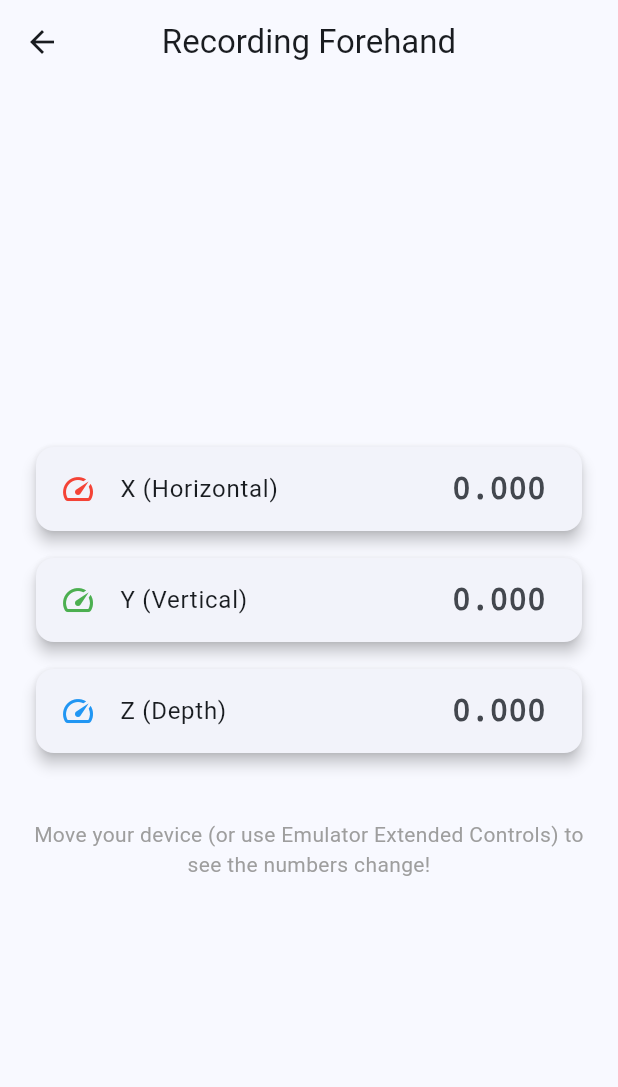
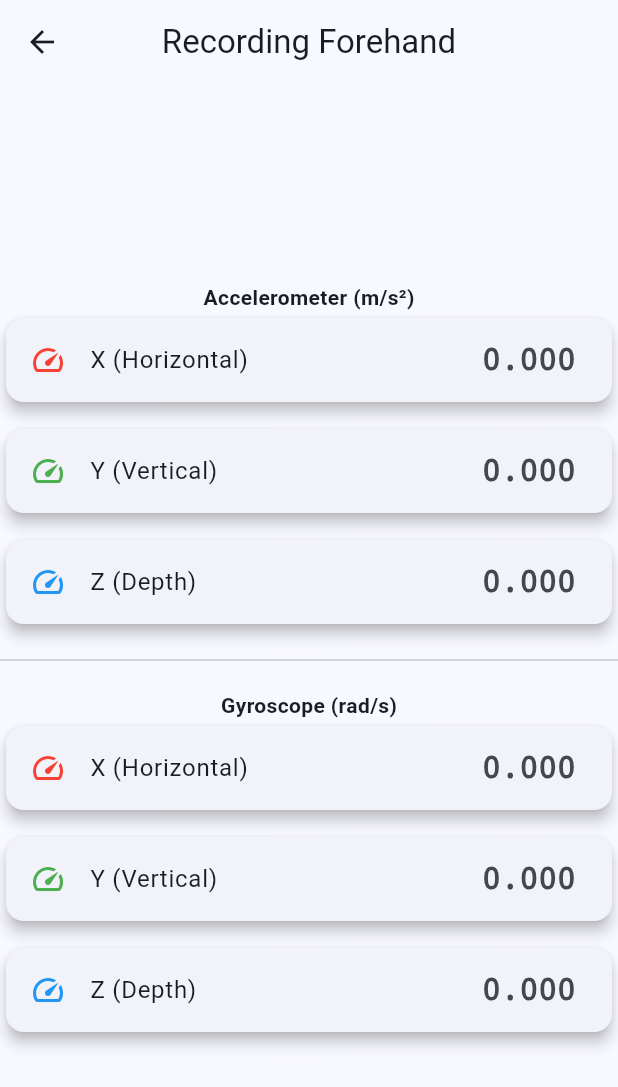
Before and after one commit to teodorkasap/flutter-extract-accelerometer-data-test, a Flutter app: the screen it shows after launch, after a tap on "Forehand", on a phone screen of 412 x 824 dp. Shown: the top 1087 px of the screen. Run offline on Flutter 3.47's test engine with Material 3 defaults, Android fonts, the phone set to English and light mode, and no system bars; our stand-ins replace sensors_plus.

Commit message:
adds gyrometer readings to screen

```diff
--- a/lib/accelerometer_screen.dart
+++ b/lib/accelerometer_screen.dart
@@ -61,11 +61,11 @@ class _AccelerometerScreenState extends State<AccelerometerScreen> {
           child: Column(
             mainAxisAlignment: MainAxisAlignment.center,
             children: [
-              SensorDataCard(label: 'X (Horizontal)', value: x, color: Colors.red),
+              SensorDataCard(label: 'X (Horizontal)', value: x.toString(), color: Colors.red),
               const SizedBox(height: 10),
-              SensorDataCard(label: 'Y (Vertical)', value: y, color: Colors.green),
+              SensorDataCard(label: 'Y (Vertical)', value: y.toString(), color: Colors.green),
               const SizedBox(height: 10),
-              SensorDataCard(label: 'Z (Depth)', value: z, color: Colors.blue),
+              SensorDataCard(label: 'Z (Depth)', value: z.toString(), color: Colors.blue),
               const SizedBox(height: 40),
               const Text(
                 'Move your device (or use Emulator Extended Controls) to see the numbers change!',
--- /dev/null
+++ b/lib/recording_screen.dart
@@ -0,0 +1,90 @@
+import 'dart:async';
+import 'package:flutter/material.dart';
+import 'package:sensors_plus/sensors_plus.dart';
+import 'ui/sensorDataCard.dart';
+
+class RecordingScreen extends StatefulWidget {
+  final String shotType;
+  const RecordingScreen({super.key, required this.shotType});
+
+  @override
+  State<RecordingScreen> createState() => _RecordingScreenState();
+}
+
+class _RecordingScreenState extends State<RecordingScreen> {
+  // 1. Define storage for your data
+  AccelerometerEvent? _accelEvent;
+  GyroscopeEvent? _gyroEvent;
+
+  // 2. Stream subscriptions to manage the listeners
+  StreamSubscription<AccelerometerEvent>? _accelSubscription;
+  StreamSubscription<GyroscopeEvent>? _gyroSubscription;
+
+  @override
+  void initState() {
+    super.initState();
+
+    // 3. Start listening to Accelerometer
+    _accelSubscription = accelerometerEventStream().listen((event) {
+      setState(() => _accelEvent = event);
+    });
+
+    // 4. Start listening to Gyroscope
+    _gyroSubscription = gyroscopeEventStream().listen((event) {
+      setState(() => _gyroEvent = event);
+    });
+  }
+
+  @override
+  void dispose() {
+    // 5. IMPORTANT: Always cancel sensors when leaving the screen
+    _accelSubscription?.cancel();
+    _gyroSubscription?.cancel();
+    super.dispose();
+  }
+
+  @override
+  Widget build(BuildContext context) {
+    final xAccel = _accelEvent?.x.toStringAsFixed(3) ?? "0.000";
+    final yAccel = _accelEvent?.y.toStringAsFixed(3) ?? "0.000";
+    final zAccel = _accelEvent?.z.toStringAsFixed(3) ?? "0.000";
+
+    final xGyro = _gyroEvent?.x.toStringAsFixed(3) ?? "0.000";
+    final yGyro = _gyroEvent?.y.toStringAsFixed(3) ?? "0.000";
+    final zGyro = _gyroEvent?.z.toStringAsFixed(3) ?? "0.000";
+
+    return Scaffold(
+      appBar: AppBar(
+        title: Text('Recording ${widget.shotType}'),
+        centerTitle: true,
+      ),
+      body: Center(
+        child: Column(
+          mainAxisAlignment: MainAxisAlignment.center,
+          children: [
+            const Text("Accelerometer (m/s²)",
+                style: TextStyle(fontWeight: FontWeight.bold)),
+            SensorDataCard(
+                label: 'X (Horizontal)', value: xAccel.toString(), color: Colors.red),
+            const SizedBox(height: 10),
+            SensorDataCard(
+                label: 'Y (Vertical)', value: yAccel.toString(), color: Colors.green),
+            const SizedBox(height: 10),
+            SensorDataCard(label: 'Z (Depth)', value: zAccel.toString(), color: Colors.blue),
+            // const SizedBox(height: 40),
+            const Divider(height: 40),
+            const Text("Gyroscope (rad/s)",
+                style: TextStyle(fontWeight: FontWeight.bold)),
+            SensorDataCard(
+                label: 'X (Horizontal)', value: xGyro.toString(), color: Colors.red),
+            const SizedBox(height: 10),
+            SensorDataCard(
+                label: 'Y (Vertical)', value: yGyro.toString(), color: Colors.green),
+            const SizedBox(height: 10),
+            SensorDataCard(label: 'Z (Depth)', value: zGyro.toString(), color: Colors.blue),
+          ],
+        ),
+      ),
+    );
+  }
+}
--- a/lib/selection_screen.dart
+++ b/lib/selection_screen.dart
@@ -1,4 +1,5 @@
 import 'accelerometer_screen.dart';
+import 'recording_screen.dart';
 import 'ui/shot_button.dart';
 import 'package:flutter/material.dart';
 
@@ -10,7 +11,7 @@ class SelectionScreen extends StatelessWidget {
     Navigator.push(
       context,
       MaterialPageRoute(
-        builder: (context) => AccelerometerScreen(shotType: type),
+        builder: (context) => RecordingScreen(shotType: type),
       ),
     );
   }
--- a/lib/ui/sensorDataCard.dart
+++ b/lib/ui/sensorDataCard.dart
@@ -3,7 +3,7 @@ import 'package:flutter/material.dart';
 // A reusable UI component for showing the data
 class SensorDataCard extends StatelessWidget {
   final String label;
-  final double value;
+  final String value;
   final Color color;
 
   const SensorDataCard({
@@ -21,7 +21,7 @@ class SensorDataCard extends StatelessWidget {
         leading: Icon(Icons.speed, color: color),
         title: Text(label),
         trailing: Text(
-          value.toStringAsFixed(3),
+          value,
           style: const TextStyle(
             fontSize: 20,
             fontWeight: FontWeight.bold,
```
